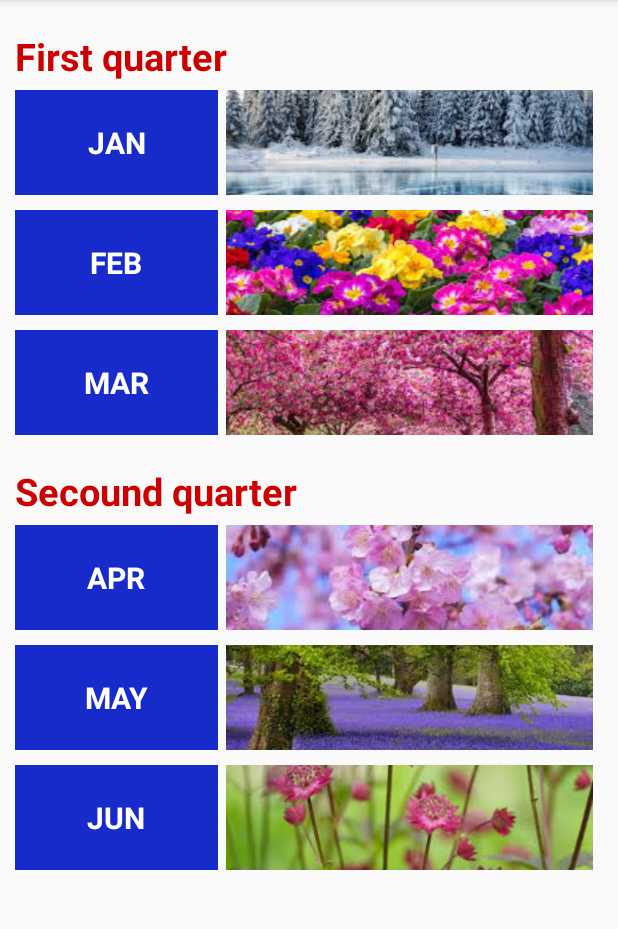
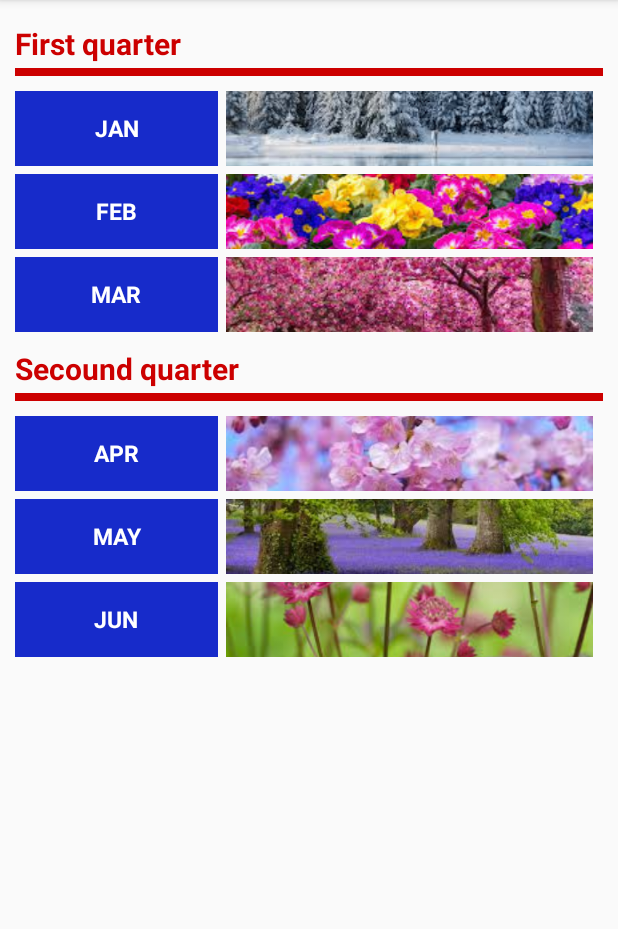
Before and after one commit to zibafaris/MyApplicationtestproject1, an Android app: the screen it shows after launch (MainActivity), on a phone screen of 412 x 824 dp, the part 84-1013 px from its top. Run offline under Robolectric (Android 15) with nearby library versions, the phone set to English and light mode, and no system bars.

Commit message:
ui commit 2

```diff
--- a/app/src/main/res/layout/activity_main.xml
+++ b/app/src/main/res/layout/activity_main.xml
@@ -10,6 +10,10 @@
     android:layout_marginBottom="10dp"
     >
 
+    <ScrollView
+        android:layout_width="match_parent"
+        android:layout_height="match_parent">
+
         <LinearLayout
             android:layout_width="match_parent"
             android:layout_height="match_parent"
@@ -17,39 +21,74 @@
 
             <TextView
                 android:layout_width="match_parent"
-            android:layout_height="40dp"
-            android:layout_marginTop="10dp"
-            android:textSize="25dp"
+                android:layout_height="30dp"
+                android:layout_marginTop="5dp"
+                android:background="@android:color/transparent"
                 android:text="First quarter"
                 android:textColor="@android:color/holo_red_dark"
-            android:backgroundTint="@android:color/holo_red_dark"
-            android:textStyle="bold"/>
+                android:textSize="20dp"
+                android:textStyle="bold" />
+            <TextView
+                android:layout_width="match_parent"
+                android:layout_height="5dp"
+                android:background="@android:color/holo_red_dark"
+                />
 
             <LinearLayout
                 android:layout_width="wrap_content"
-            android:layout_height="wrap_content">
+                android:layout_height="wrap_content"
+                android:layout_marginTop="10dp">
 
                 <TextView
                     android:layout_width="135dp"
-                android:layout_height="70dp"
+                    android:layout_height="50dp"
                     android:layout_gravity="left"
-                android:layout_marginTop="10dp"
+                    android:layout_marginTop="5dp"
+                    android:background="#172BCA"
                     android:gravity="center"
                     android:inputType="textAutoComplete"
                     android:text="JAN"
-                android:textSize="20dp"
                     android:textColor="#fff"
-                android:background="#172BCA"
-                android:textStyle="bold"
-                />
+                    android:textSize="15dp"
+                    android:textStyle="bold" />
 
                 <ImageView
                     android:layout_width="255dp"
-                android:layout_height="70dp"
+                    android:layout_height="50dp"
                     android:layout_gravity="right"
                     android:padding="5dp"
+                    android:scaleType="centerCrop"
                     android:src="@drawable/janr"
+                    tools:ignore="MissingConstraints" />
+            </LinearLayout>
+
+
+            <LinearLayout
+                android:layout_width="wrap_content"
+                android:layout_height="wrap_content"
+
+                >
+
+                <TextView
+                    android:layout_width="135dp"
+                    android:layout_height="50dp"
+                    android:layout_gravity="left"
+                    android:layout_marginTop="5dp"
+                    android:background="#172BCA"
+                    android:gravity="center"
+                    android:inputType="textAutoComplete"
+                    android:text="FEB"
+                    android:textColor="#fff"
+                    android:textSize="15dp"
+                    android:textStyle="bold" />
+
+                <ImageView
+                    android:layout_width="255dp"
+                    android:layout_height="50dp"
+                    android:layout_gravity="right"
+                    android:padding="5dp"
                     android:scaleType="centerCrop"
+                    android:src="@drawable/febuary"
                     tools:ignore="MissingConstraints" />
             </LinearLayout>
 
@@ -60,96 +99,72 @@
 
                 <TextView
                     android:layout_width="135dp"
-                android:layout_height="70dp"
+                    android:layout_height="50dp"
                     android:layout_gravity="left"
-                android:layout_marginTop="10dp"
+                    android:layout_marginTop="5dp"
+                    android:background="#172BCA"
                     android:gravity="center"
                     android:inputType="textAutoComplete"
-                android:text="FEB"
-                android:textSize="20dp"
+                    android:text="MAR"
                     android:textColor="#fff"
-                android:background="#172BCA"
-                android:textStyle="bold"
-                />
+                    android:textSize="15dp"
+                    android:textStyle="bold" />
 
                 <ImageView
                     android:layout_width="255dp"
-                android:layout_height="70dp"
+                    android:layout_height="50dp"
                     android:layout_gravity="right"
                     android:padding="5dp"
-                android:src="@drawable/febuary"
                     android:scaleType="centerCrop"
-                tools:ignore="MissingConstraints" />
-        </LinearLayout>
-
-
-        <LinearLayout
-        android:layout_width="wrap_content"
-        android:layout_height="wrap_content">
-
-        <TextView
-            android:layout_width="135dp"
-            android:layout_height="70dp"
-            android:layout_gravity="left"
-            android:layout_marginTop="10dp"
-            android:gravity="center"
-            android:inputType="textAutoComplete"
-            android:text="MAR"
-            android:textSize="20dp"
-            android:textColor="#fff"
-            android:background="#172BCA"
-            android:textStyle="bold"
-            />
-
-        <ImageView
-            android:layout_width="255dp"
-            android:layout_height="70dp"
-            android:layout_gravity="right"
-            android:padding="5dp"
                     android:src="@drawable/march"
-            android:scaleType="centerCrop"
                     tools:ignore="MissingConstraints" />
             </LinearLayout>
 
             <TextView
                 android:layout_width="match_parent"
-            android:layout_height="40dp"
-            android:layout_marginTop="10dp"
-            android:textSize="25dp"
+                android:layout_height="30dp"
+                android:layout_marginTop="5dp"
+                android:background="@android:color/transparent"
                 android:text="Secound quarter"
                 android:textColor="@android:color/holo_red_dark"
-            android:backgroundTint="@android:color/holo_red_dark"
-            android:textStyle="bold"
+                android:textSize="20dp"
+                android:textStyle="bold" />
+
+            <TextView
+                android:layout_width="match_parent"
+                android:layout_height="5dp"
+                android:background="@android:color/holo_red_dark"
                 />
 
             <LinearLayout
                 android:layout_width="wrap_content"
-            android:layout_height="wrap_content">
+                android:layout_height="wrap_content"
+                android:layout_marginTop="10dp">
 
 
                 <TextView
                     android:layout_width="135dp"
-                android:layout_height="70dp"
+                    android:layout_height="50dp"
                     android:layout_gravity="left"
-                android:layout_marginTop="10dp"
+                    android:layout_marginTop="5dp"
+                    android:background="#172BCA"
                     android:gravity="center"
                     android:inputType="textAutoComplete"
                     android:text="APR"
-                android:textSize="20dp"
                     android:textColor="#fff"
-                android:background="#172BCA"
-                android:textStyle="bold"
-                />
+                    android:textSize="15dp"
+                    android:textStyle="bold" />
 
                 <ImageView
                     android:layout_width="255dp"
-                android:layout_height="70dp"
+                    android:layout_height="50dp"
                     android:layout_gravity="right"
                     android:padding="5dp"
+                    android:scaleType="centerCrop"
                     android:src="@drawable/april"
-                android:scaleType="centerCrop"
                     tools:ignore="MissingConstraints" />
             </LinearLayout>
+
             <LinearLayout
                 android:layout_width="wrap_content"
                 android:layout_height="wrap_content">
@@ -157,27 +172,27 @@
                 <TextView
 
                     android:layout_width="135dp"
-                android:layout_height="70dp"
+                    android:layout_height="50dp"
                     android:layout_gravity="left"
-                android:layout_marginTop="10dp"
+                    android:layout_marginTop="5dp"
+                    android:background="#172BCA"
                     android:gravity="center"
                     android:inputType="textAutoComplete"
                     android:text="MAY"
-                android:textSize="20dp"
                     android:textColor="#fff"
-                android:background="#172BCA"
-                android:textStyle="bold"
-                />
+                    android:textSize="15dp"
+                    android:textStyle="bold" />
 
                 <ImageView
                     android:layout_width="255dp"
-                android:layout_height="70dp"
+                    android:layout_height="50dp"
                     android:layout_gravity="right"
                     android:padding="5dp"
+                    android:scaleType="centerCrop"
                     android:src="@drawable/may"
-                android:scaleType="centerCrop"
                     tools:ignore="MissingConstraints" />
             </LinearLayout>
+
             <LinearLayout
                 android:layout_width="wrap_content"
                 android:layout_height="wrap_content">
@@ -185,26 +200,26 @@
                 <TextView
 
                     android:layout_width="135dp"
-                android:layout_height="70dp"
+                    android:layout_height="50dp"
                     android:layout_gravity="left"
-                android:layout_marginTop="10dp"
+                    android:layout_marginTop="5dp"
+                    android:background="#172BCA"
                     android:gravity="center"
                     android:inputType="textAutoComplete"
                     android:text="JUN"
-                android:textSize="20dp"
-                android:background="#172BCA"
                     android:textColor="#fff"
+                    android:textSize="15dp"
                     android:textStyle="bold" />
 
                 <ImageView
                     android:layout_width="255dp"
-                android:layout_height="70dp"
+                    android:layout_height="50dp"
                     android:layout_gravity="right"
                     android:padding="5dp"
+                    android:scaleType="centerCrop"
                     android:src="@drawable/june"
-                android:scaleType="centerCrop"
                     tools:ignore="MissingConstraints" />
             </LinearLayout>
-
         </LinearLayout>
+    </ScrollView>
 </RelativeLayout>
```
Lines whose indentation alone changed are shown as unchanged.
